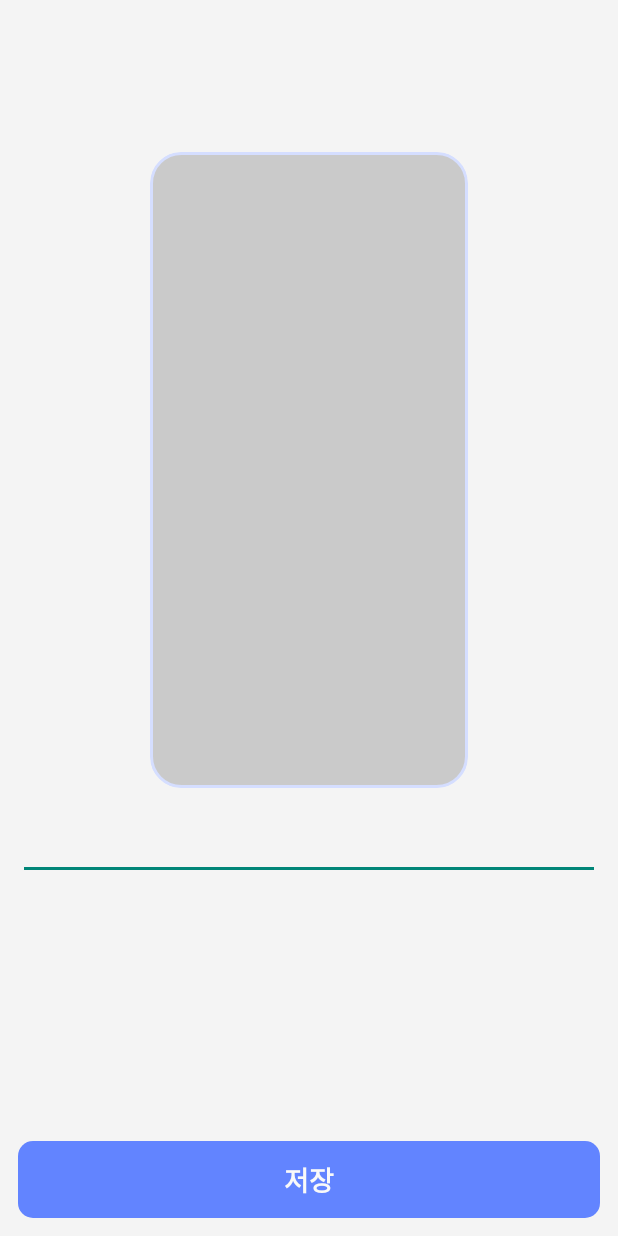
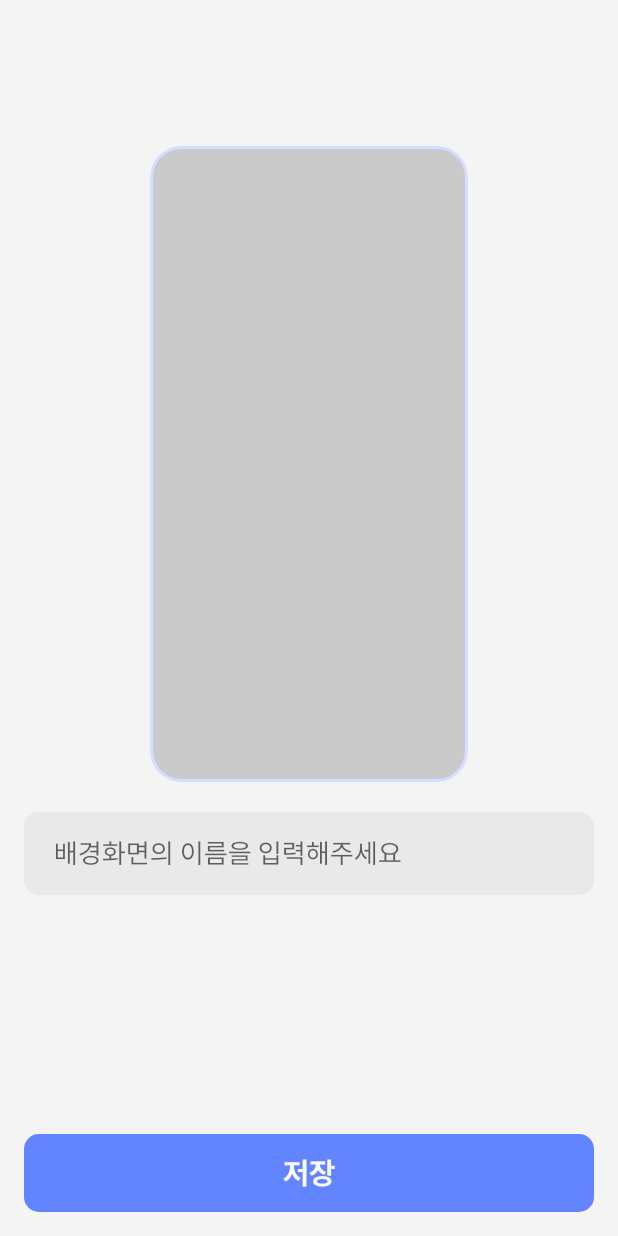
Before and after one commit to kichan05/Multi-Wallpaper, an Android app: the AddWallpaperActivity screen opened directly, with no data from a screen before it, on a phone screen of 412 x 824 dp. Run offline under Robolectric (Android 15) with nearby library versions, the phone set to English and light mode, and no system bars; our stand-ins replace Room's generated code, data binding; 5 statements that could not run were skipped.

Commit message:
EditText design style

```diff
--- a/app/src/main/res/layout/activity_add_wallpaper.xml
+++ b/app/src/main/res/layout/activity_add_wallpaper.xml
@@ -34,9 +34,11 @@
             android:layout_width="0dp"
             android:layout_height="wrap_content"
             android:layout_marginHorizontal="@dimen/ui_padding_horizontal"
-            android:layout_marginTop="16dp"
+            android:layout_marginTop="20dp"
+            android:hint="배경화면의 이름을 입력해주세요"
+
+            android:singleLine="false"
             app:layout_constraintBottom_toBottomOf="parent"
-
             app:layout_constraintEnd_toEndOf="parent"
             app:layout_constraintStart_toStartOf="parent"
             app:layout_constraintTop_toBottomOf="@+id/img_addWallpaper_preview" />
--- a/app/src/main/res/values-night/themes.xml
+++ b/app/src/main/res/values-night/themes.xml
@@ -24,9 +24,13 @@
         <item name="btn_red_txt_color">@color/white</item>
         <item name="btn_red_bg_color">@color/red</item>
 
+        <item name="edt_bg_color">#555555</item>
+        <item name="edt_txt_color">@color/black</item>
+
         <!--    Design System Theme    -->
         <item name="android:windowBackground">?attr/bg_color</item>
         <item name="android:textViewStyle">@style/txt_style</item>
         <item name="android:buttonStyle">@style/btn_main_style</item>
+        <item name="editTextStyle">@style/edt_style</item>
     </style>
 </resources>
--- a/app/src/main/res/values/attrs.xml
+++ b/app/src/main/res/values/attrs.xml
@@ -5,6 +5,9 @@
 
     <attr name="txt_color" type="color"/>
 
+    <attr name="edt_bg_color" format="color"/>
+    <attr name="edt_txt_color" format="color"/>
+
     <attr name="btn_main_txt_color" type="color"/>
     <attr name="btn_main_bg_color" type="color"/>
 
--- a/app/src/main/res/values/design_system.xml
+++ b/app/src/main/res/values/design_system.xml
@@ -1,29 +1,37 @@
 <?xml version="1.0" encoding="utf-8"?>
 <resources>
-    <style name="btn_main_style">
+    <style name="txt_style">
+        <item name="android:textColor">?attr/txt_color</item>
+        <item name="android:fontFamily">@font/suit</item>
+        <item name="android:textSize">15sp</item>
+        <item name="android:lineSpacingExtra">3dp</item>
+    </style>
+
+    <style name="btn_main_style" parent="txt_style">
         <item name="android:textColor">?attr/btn_main_txt_color</item>
-        <item name="android:textSize">18sp</item>
+        <item name="android:textSize">20sp</item>
         <item name="android:textFontWeight">700</item>
-        <item name="android:fontFamily">@font/gmarket</item>
 
         <item name="android:background">@drawable/sh_radious_10</item>
         <item name="android:backgroundTint">?attr/btn_main_bg_color</item>
 
         <item name="android:gravity">center</item>
 
-        <item name="android:padding">12dp</item>
+        <item name="android:paddingVertical">13dp</item>
     </style>
 
-    <style name="txt_style">
-        <item name="android:textColor">?attr/txt_color</item>
-        <item name="android:fontFamily">@font/gmarket</item>
-        <item name="android:textSize">15sp</item>
-        <item name="android:lineSpacingExtra">3dp</item>
-    </style>
+    <style name="edt_style" parent="txt_style">
+        <item name="android:textColor">?attr/edt_txt_color</item>
+        <item name="android:textSize">18sp</item>
+        <item name="android:textFontWeight">400</item>
 
-    <style name="txt_title_style" parent="txt_style">
-        <item name="android:textSize">14sp</item>
-        <item name="android:textFontWeight">700</item>
+        <item name="android:background">@drawable/sh_radious_10</item>
+        <item name="android:backgroundTint">?attr/edt_bg_color</item>
+
+        <item name="android:gravity">center_vertical</item>
+
+        <item name="android:paddingVertical">16dp</item>
+        <item name="android:paddingHorizontal">20dp</item>
     </style>
 
     <style name="action_bar_title_type" parent="TextAppearance.MaterialComponents.Headline6">
--- a/app/src/main/res/values/dimens.xml
+++ b/app/src/main/res/values/dimens.xml
@@ -1,5 +1,5 @@
 <?xml version="1.0" encoding="utf-8"?>
 <resources>
-    <dimen name="ui_padding_vertical">12dp</dimen>
-    <dimen name="ui_padding_horizontal">12dp</dimen>
+    <dimen name="ui_padding_vertical">16dp</dimen>
+    <dimen name="ui_padding_horizontal">16dp</dimen>
 </resources>
--- a/app/src/main/res/values/themes.xml
+++ b/app/src/main/res/values/themes.xml
@@ -24,10 +24,13 @@
         <item name="btn_red_txt_color">@color/white</item>
         <item name="btn_red_bg_color">@color/red</item>
 
+        <item name="edt_bg_color">#E9E9E9</item>
+        <item name="edt_txt_color">@color/black</item>
+
         <!--    Design System Theme    -->
         <item name="android:windowBackground">?attr/bg_color</item>
         <item name="android:spotShadowAlpha">0.5</item>
-        <item name="android:textViewStyle">@style/txt_style</item>
         <item name="android:buttonStyle">@style/btn_main_style</item>
+        <item name="editTextStyle">@style/edt_style</item>
     </style>
 </resources>
```
